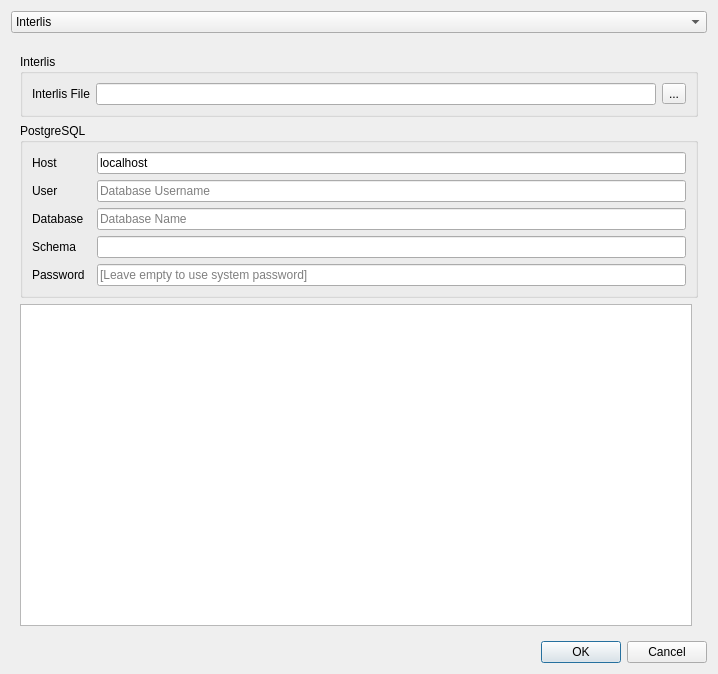
This is projectgenerator/ui/generate_project.ui in opengisch/QgisModelBaker as Qt 5 draws it before an edit. The edited form follows.
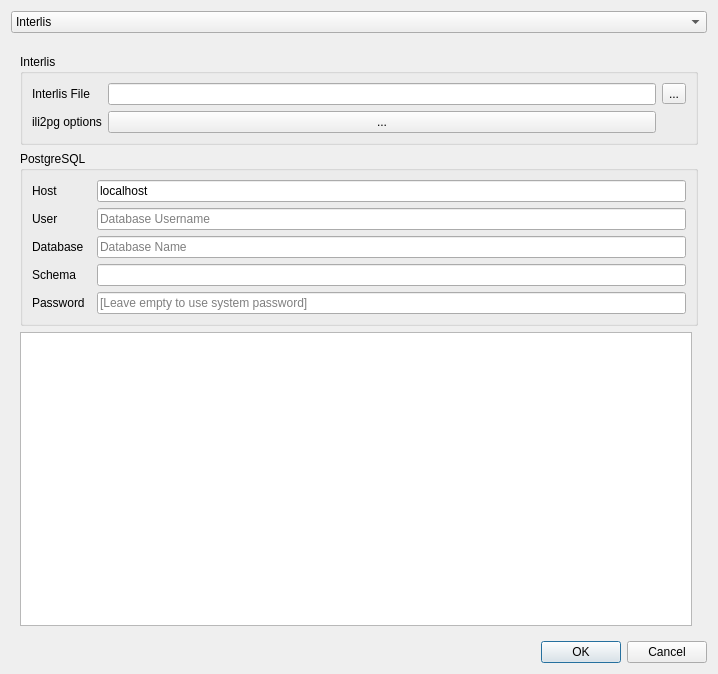
This is the edited form.

Commit message: Add dialog to select ili2pg options

```diff
--- a/projectgenerator/ui/generate_project.ui
+++ b/projectgenerator/ui/generate_project.ui
@@ -130,16 +130,30 @@
             </property>
            </widget>
           </item>
-          <item row="0" column="1">
-           <widget class="QLineEdit" name="ili_file_line_edit"/>
-          </item>
           <item row="0" column="2">
+           <widget class="QLineEdit" name="ili_file_line_edit"/>
+          </item>
+          <item row="0" column="3">
            <widget class="QToolButton" name="ili_file_browse_button">
             <property name="text">
              <string>...</string>
             </property>
            </widget>
           </item>
+          <item row="1" column="0">
+           <widget class="QLabel" name="label_7">
+            <property name="text">
+             <string>ili2pg options</string>
+            </property>
+           </widget>
+          </item>
+          <item row="1" column="2">
+           <widget class="QPushButton" name="ili2pg_options_button">
+            <property name="text">
+             <string>...</string>
+            </property>
+           </widget>
+          </item>
          </layout>
         </widget>
        </item>
```
Left out of the diff: 11 changed lines with no effect on the pictures. The commit also changes 4 other files.
